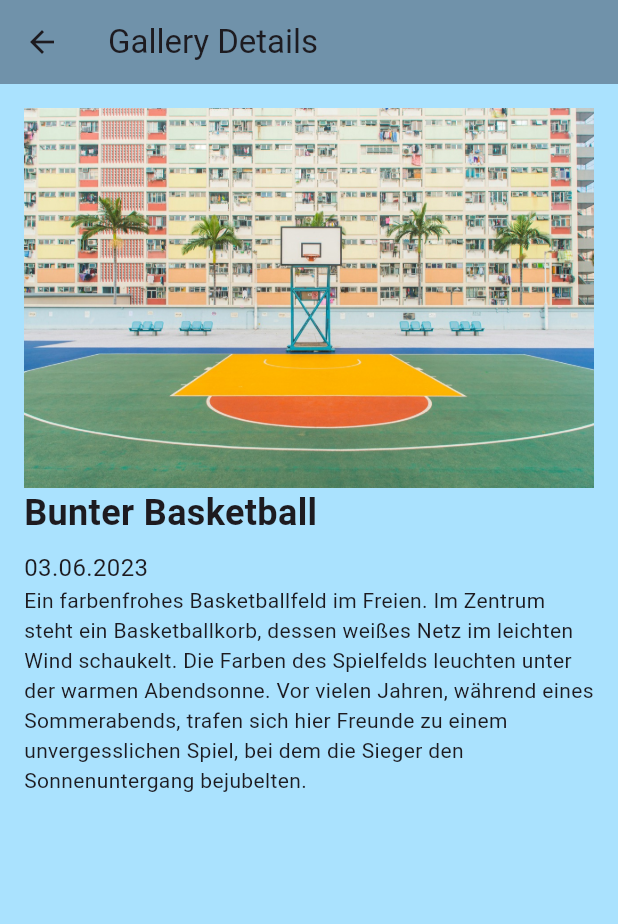
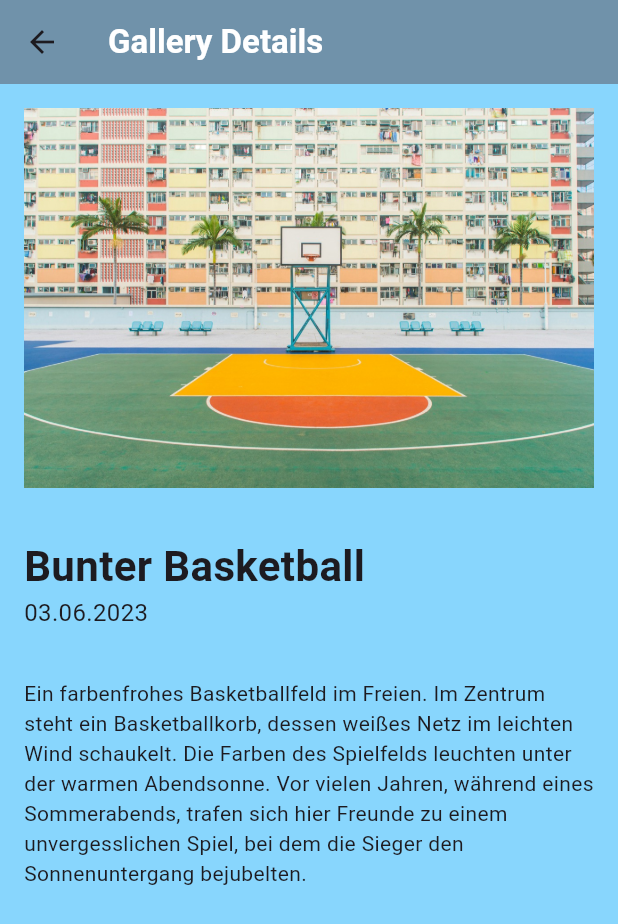
Before and after one commit to Dopa91/simple_gallery_app_dopatka, a Flutter app: the DetailSite screen opened directly with sample values from the repository, on a phone screen of 412 x 824 dp. Shown: the top 924 px of the screen. Run offline on Flutter 3.47's test engine with Material 3 defaults, Android fonts, the phone set to English and light mode, and no system bars; our stand-ins replace flutter_image_slideshow.

Commit message:
some fixes

```diff
--- a/lib/features/gallery/screens/detail_site.dart
+++ b/lib/features/gallery/screens/detail_site.dart
@@ -9,30 +9,42 @@ class DetailSite extends StatelessWidget {
   @override
   Widget build(BuildContext context) {
     return Scaffold(
-      backgroundColor: const Color.fromARGB(182, 136, 214, 253),
+      backgroundColor: const Color.fromARGB(255, 136, 214, 253),
       appBar: AppBar(
         backgroundColor: const Color.fromARGB(255, 112, 146, 170),
-        title: const Text("Gallery Details"),
+        title: const Text(
+          "Gallery Details",
+          style: TextStyle(color: Colors.white, fontWeight: FontWeight.w600),
+        ),
       ),
       body: Padding(
         padding: const EdgeInsets.all(16.0),
+        child: SingleChildScrollView(
           child: Column(
             crossAxisAlignment: CrossAxisAlignment.start,
             children: [
               Image.asset(item.imagePath),
+              const SizedBox(
+                height: 32,
+              ),
               Text(
                 item.imageTitle,
-              style: const TextStyle(fontSize: 24, fontWeight: FontWeight.bold),
+                style:
+                    const TextStyle(fontSize: 28, fontWeight: FontWeight.bold),
               ),
-            const SizedBox(height: 8),
               Text(
                 item.imageDate,
-              style: const TextStyle(fontSize: 16),
+                style:
+                    const TextStyle(fontSize: 16, fontWeight: FontWeight.w400),
+              ),
+              const SizedBox(
+                height: 32,
               ),
               Text(item.imageDescription)
             ],
           ),
         ),
+      ),
     );
   }
 }
```
Lines whose indentation alone changed are shown as unchanged.
